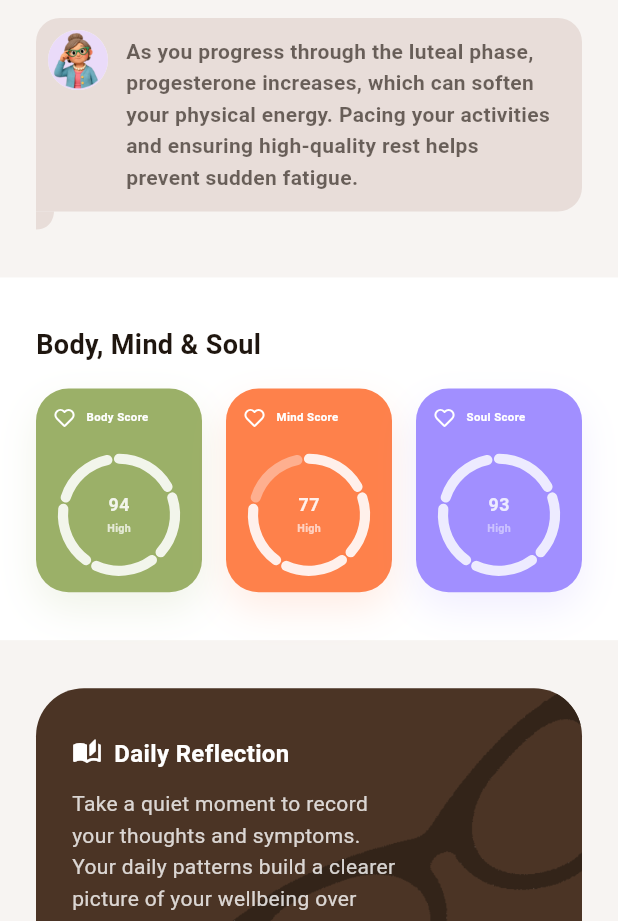
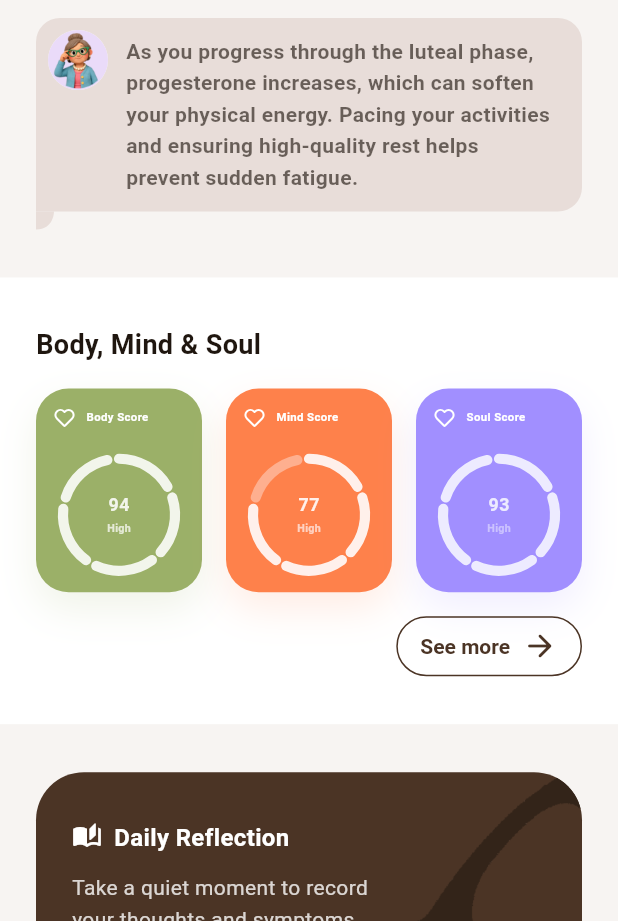
Before and after one commit to dsegelov123/Irma-App, a Flutter app: the DashboardView screen opened directly with empty values, scrolled down 576 dp, on a phone screen of 412 x 824 dp, the part 315-1236 px from its top. Run offline on Flutter 3.47's test engine with Material 3 defaults, Android fonts, the phone set to English and light mode, and no system bars; our stand-ins replace flutter_secure_storage, flutter_svg, google_fonts, hive_flutter, local_auth, phosphor_flutter; accounts and stored records are empty.

Commit message:
feat(dashboard): add See More outline button below wellness cards

```diff
--- a/lib/views/dashboard_view.dart
+++ b/lib/views/dashboard_view.dart
@@ -523,6 +523,45 @@ class _DashboardViewState extends State<DashboardView> {
               ),
             ],
           ),
+          const SizedBox(height: IrmaSpacing.md),
+          Align(
+            alignment: Alignment.centerRight,
+            child: SizedBox(
+              height: 40.0,
+              child: OutlinedButton(
+                onPressed: () {
+                  widget.onTabChanged(2);
+                },
+                style: OutlinedButton.styleFrom(
+                  foregroundColor: IrmaColors.brown80,
+                  backgroundColor: Colors.transparent,
+                  side: const BorderSide(color: IrmaColors.brown80, width: 1.0),
+                  shape: const RoundedRectangleBorder(
+                    borderRadius: BorderRadius.all(Radius.circular(20.0)),
+                  ),
+                  padding: const EdgeInsets.symmetric(horizontal: 16.0),
+                ),
+                child: Row(
+                  mainAxisSize: MainAxisSize.min,
+                  children: [
+                    Text(
+                      'See more',
+                      style: IrmaTextStyles.labelMdBold.copyWith(
+                        color: IrmaColors.brown80,
+                        fontSize: 14.0,
+                      ),
+                    ),
+                    const SizedBox(width: 8.0),
+                    const Icon(
+                      Icons.arrow_forward_rounded,
+                      size: 24.0,
+                      color: IrmaColors.brown80,
+                    ),
+                  ],
+                ),
+              ),
+            ),
+          ),
         ],
       ),
     );
```
